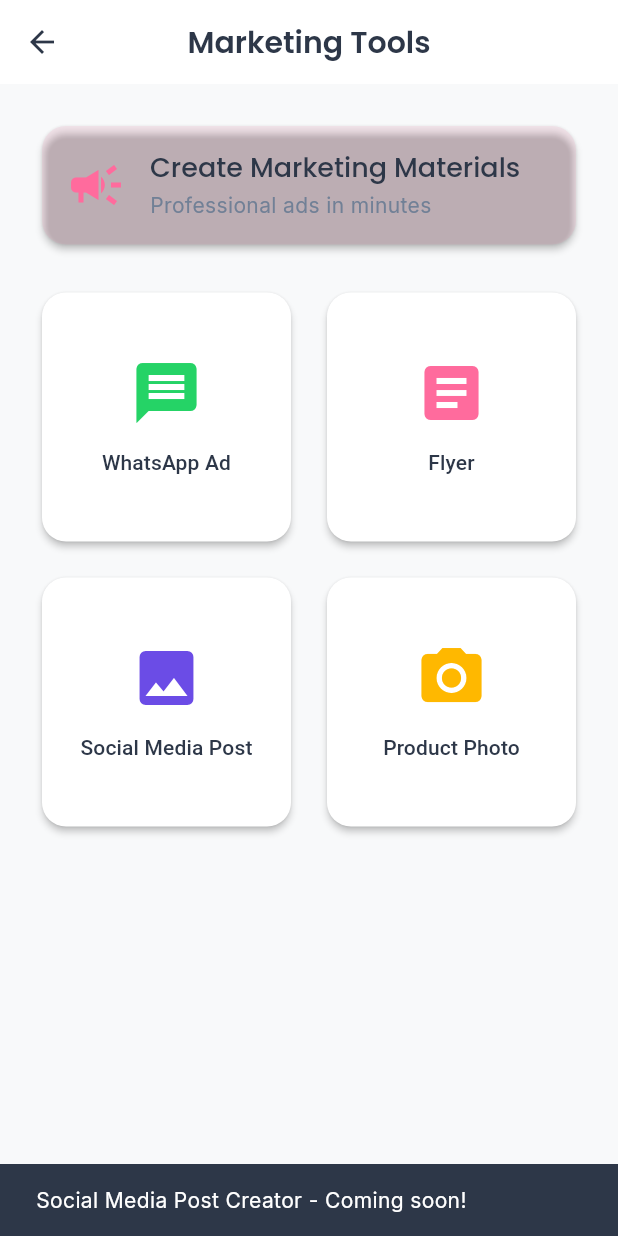
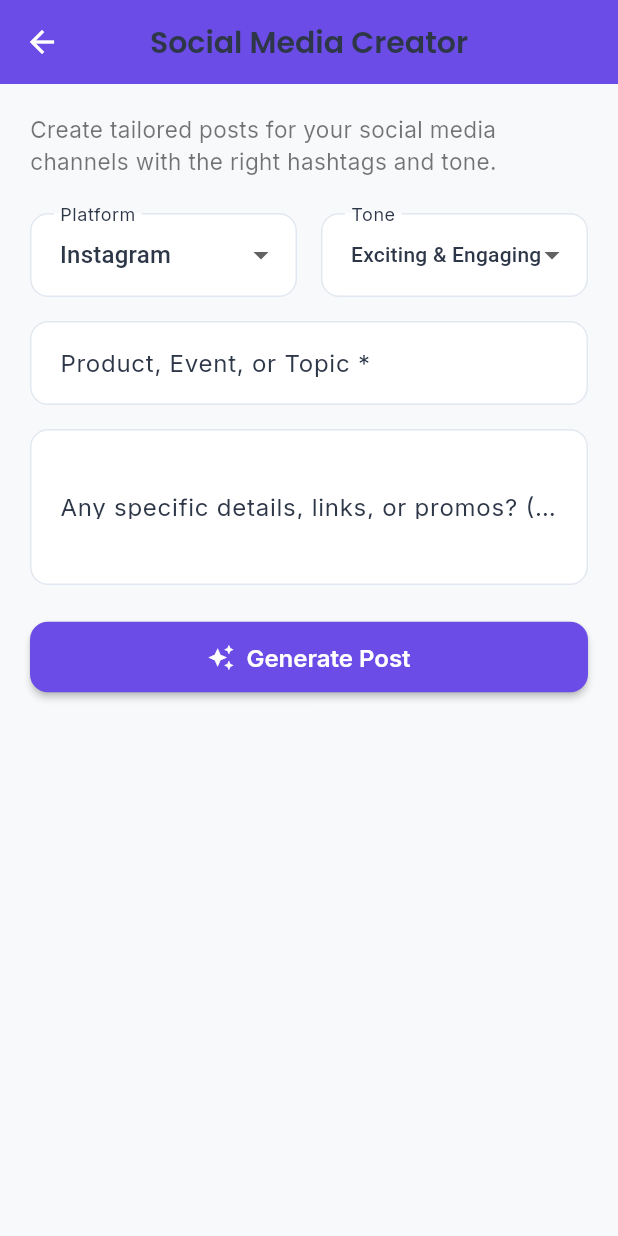
Before and after one commit to vibha1019/sakhi_app, a Flutter app: the MarketingGeneratorScreen screen opened by its route, after a tap on "Social Media Post", on a phone screen of 412 x 824 dp. Run offline on Flutter 3.47's test engine with Material 3 defaults, Android fonts, the phone set to English and light mode, and no system bars; our stand-ins replace cloud_firestore, firebase_auth, firebase_core, fl_chart, flutter_dotenv, google_fonts and 2 more; accounts and stored records are empty.

Commit message:
added a social media post generator to marketing page

```diff
--- a/lib/screens/marketing/marketing_generator_screen.dart
+++ b/lib/screens/marketing/marketing_generator_screen.dart
@@ -1,6 +1,7 @@
 import 'package:flutter/material.dart';
 import 'package:micromitra/screens/marketing/whatsapp_ad_generator_screen.dart';
 import 'package:micromitra/screens/marketing/flyer_generator_screen.dart'; // NEW IMPORT
+import 'package:micromitra/screens/marketing/social_media_post_screen.dart';
 
 class MarketingGeneratorScreen extends StatelessWidget {
   const MarketingGeneratorScreen({super.key});
@@ -89,13 +90,15 @@ class MarketingGeneratorScreen extends StatelessWidget {
                   icon: Icons.image,
                   color: const Color(0xFF6B4CE6),
                   onTap: () {
-                    ScaffoldMessenger.of(context).showSnackBar(
-                      const SnackBar(
-                          content:
-                              Text('Social Media Post Creator - Coming soon!')),
+                    // Navigate to the Social Media Creator
+                    Navigator.push(
+                      context,
+                      MaterialPageRoute(
+                          builder: (_) => const SocialMediaPostScreen()),
                     );
                   },
                 ),
+
                 _MarketingOption(
                   title: 'Product Photo',
                   icon: Icons.photo_camera,
--- /dev/null
+++ b/lib/screens/marketing/social_media_post_screen.dart
@@ -0,0 +1,219 @@
+import 'package:flutter/material.dart';
+import 'package:flutter/services.dart'; // For Clipboard
+import 'package:flutter_dotenv/flutter_dotenv.dart';
+import 'package:micromitra/services/marketing_ai_service.dart';
+
+class SocialMediaPostScreen extends StatefulWidget {
+  const SocialMediaPostScreen({super.key});
+
+  @override
+  State<SocialMediaPostScreen> createState() => _SocialMediaPostScreenState();
+}
+
+class _SocialMediaPostScreenState extends State<SocialMediaPostScreen> {
+  final TextEditingController topicController = TextEditingController();
+  final TextEditingController detailsController = TextEditingController();
+
+  String selectedPlatform = 'Instagram';
+  String selectedTone = 'Exciting & Engaging';
+
+  String? generatedPost;
+  bool isLoading = false;
+  MarketingAIService? aiService;
+
+  // The purple theme matching your Marketing Hub
+  final Color themeColor = const Color(0xFF6B4CE6);
+
+  final List<String> platforms = ['Instagram', 'Facebook', 'LinkedIn', 'X (Twitter)', 'TikTok'];
+  final List<String> tones = ['Exciting & Engaging', 'Professional', 'Humorous', 'Informational', 'Urgent / Sales'];
+
+  @override
+  void initState() {
+    super.initState();
+    final apiKey = dotenv.env['GEMINI_API_KEY'];
+    if (apiKey != null) {
+      aiService = MarketingAIService(apiKey);
+    }
+  }
+
+  void generatePost() async {
+    if (topicController.text.isEmpty) {
+      ScaffoldMessenger.of(context).showSnackBar(
+        const SnackBar(content: Text("Please enter a topic or product name")),
+      );
+      return;
+    }
+
+    setState(() {
+      isLoading = true;
+      generatedPost = null;
+    });
+
+    try {
+      final post = await aiService!.generateSocialMediaPost(
+        platform: selectedPlatform,
+        tone: selectedTone,
+        topic: topicController.text,
+        details: detailsController.text,
+      );
+
+      setState(() {
+        generatedPost = post;
+      });
+    } catch (e) {
+      setState(() {
+        generatedPost = "Error: $e";
+      });
+    } finally {
+      setState(() {
+        isLoading = false;
+      });
+    }
+  }
+
+  void _copyToClipboard() {
+    if (generatedPost != null) {
+      Clipboard.setData(ClipboardData(text: generatedPost!));
+      ScaffoldMessenger.of(context).showSnackBar(
+        SnackBar(
+          content: Text("Copied! Ready to paste into $selectedPlatform."),
+          backgroundColor: themeColor,
+        ),
+      );
+    }
+  }
+
+  @override
+  void dispose() {
+    topicController.dispose();
+    detailsController.dispose();
+    super.dispose();
+  }
+
+  @override
+  Widget build(BuildContext context) {
+    return Scaffold(
+      appBar: AppBar(
+        title: const Text("Social Media Creator"),
+        backgroundColor: themeColor,
+        foregroundColor: Colors.white,
+      ),
+      body: SingleChildScrollView(
+        padding: const EdgeInsets.all(20),
+        child: Column(
+          crossAxisAlignment: CrossAxisAlignment.stretch,
+          children: [
+            const Text(
+              "Create tailored posts for your social media channels with the right hashtags and tone.",
+              style: TextStyle(fontSize: 15, color: Colors.black54),
+            ),
+            const SizedBox(height: 24),
+
+            Row(
+              children: [
+                Expanded(
+                  child: DropdownButtonFormField<String>(
+                    value: selectedPlatform,
+                    decoration: const InputDecoration(labelText: "Platform", border: OutlineInputBorder()),
+                    items: platforms.map((String value) {
+                      return DropdownMenuItem<String>(value: value, child: Text(value));
+                    }).toList(),
+                    onChanged: (newValue) => setState(() => selectedPlatform = newValue!),
+                  ),
+                ),
+                const SizedBox(width: 16),
+                Expanded(
+                  child: DropdownButtonFormField<String>(
+                    value: selectedTone,
+                    decoration: const InputDecoration(labelText: "Tone", border: OutlineInputBorder()),
+                    items: tones.map((String value) {
+                      return DropdownMenuItem<String>(value: value, child: Text(value, style: const TextStyle(fontSize: 14)));
+                    }).toList(),
+                    onChanged: (newValue) => setState(() => selectedTone = newValue!),
+                  ),
+                ),
+              ],
+            ),
+            const SizedBox(height: 16),
+
+            TextField(
+              controller: topicController,
+              decoration: const InputDecoration(
+                labelText: "Product, Event, or Topic *",
+                border: OutlineInputBorder()
+              ),
+            ),
+            const SizedBox(height: 16),
+
+            TextField(
+              controller: detailsController,
+              maxLines: 3,
+              decoration: const InputDecoration(
+                labelText: "Any specific details, links, or promos? (Optional)",
+                border: OutlineInputBorder()
+              ),
+            ),
+            const SizedBox(height: 24),
+
+            ElevatedButton.icon(
+              onPressed: isLoading ? null : generatePost,
+              icon: const Icon(Icons.auto_awesome),
+              label: const Text("Generate Post"),
+              style: ElevatedButton.styleFrom(
+                backgroundColor: themeColor,
+                foregroundColor: Colors.white,
+                padding: const EdgeInsets.symmetric(vertical: 14),
+              ),
+            ),
+
+            if (isLoading)
+              const Center(child: Padding(padding: EdgeInsets.all(30), child: CircularProgressIndicator())),
+
+            if (generatedPost != null) ...[
+              const SizedBox(height: 32),
+              Row(
+                mainAxisAlignment: MainAxisAlignment.spaceBetween,
+                children: [
+                  const Text("Generated Post:", style: TextStyle(fontWeight: FontWeight.bold, fontSize: 18)),
+                  IconButton(
+                    icon: Icon(Icons.copy, color: themeColor),
+                    onPressed: _copyToClipboard,
+                    tooltip: "Copy to Clipboard",
+                  ),
+                ],
+              ),
+              const SizedBox(height: 8),
+              Card(
+                elevation: 3,
+                color: themeColor.withOpacity(0.05),
+                shape: RoundedRectangleBorder(
+                  side: BorderSide(color: themeColor.withOpacity(0.3), width: 1),
+                  borderRadius: BorderRadius.circular(12),
+                ),
+                child: Padding(
+                  padding: const EdgeInsets.all(16),
+                  child: Text(
+                    generatedPost!,
+                    style: const TextStyle(fontSize: 16, height: 1.5),
+                  ),
+                ),
+              ),
+              const SizedBox(height: 16),
+
+              ElevatedButton.icon(
+                onPressed: _copyToClipboard,
+                icon: const Icon(Icons.copy),
+                label: Text("Copy for $selectedPlatform"),
+                style: ElevatedButton.styleFrom(
+                  backgroundColor: themeColor,
+                  foregroundColor: Colors.white,
+                  padding: const EdgeInsets.symmetric(vertical: 14),
+                ),
+              ),
+            ],
+          ],
+        ),
+      ),
+    );
+  }
+}
--- a/lib/services/marketing_ai_service.dart
+++ b/lib/services/marketing_ai_service.dart
@@ -145,4 +145,81 @@ ${(specialOffer != null && specialOffer.isNotEmpty) ? specialOffer : "Ask us abo
 ${(contactInfo != null && contactInfo.isNotEmpty) ? contactInfo : "Visit us or call today!"}
     ''';
   }
+
+  // ==========================================
+  // SOCIAL MEDIA POST GENERATOR (NEW)
+  // ==========================================
+
+  Future<String> generateSocialMediaPost({
+    required String platform,
+    required String tone,
+    required String topic,
+    String? details,
+  }) async {
+    final url = Uri.parse(
+        'https://generativelanguage.googleapis.com/v1beta/models/gemini-1.5-flash:generateContent?key=$apiKey');
+
+    // Tailoring the length based on platform
+    String platformRules = "";
+    if (platform == 'X (Twitter)') {
+      platformRules = "Keep it under 280 characters. Use 1-2 trending hashtags.";
+    } else if (platform == 'LinkedIn') {
+      platformRules = "Format with line breaks. Keep it professional, insightful, and end with a question to drive engagement.";
+    } else if (platform == 'Instagram') {
+      platformRules = "Include engaging emojis. Add 5-10 relevant hashtags at the bottom.";
+    } else if (platform == 'TikTok') {
+      platformRules = "Write this as a short, punchy caption for a video. Include trending hashtags.";
+    }
+
+    final prompt = '''
+    Write a highly engaging social media post for $platform.
+
+    Topic: $topic
+    Tone: $tone
+    ${details != null && details.isNotEmpty ? 'Additional Details: $details' : ''}
+
+    Rules:
+    $platformRules
+    Make sure it grabs attention in the first line!
+    ''';
+
+    try {
+      final response = await http.post(
+        url,
+        headers: {'Content-Type': 'application/json'},
+        body: jsonEncode({
+          "contents": [
+            {
+              "parts": [
+                {"text": prompt}
+              ]
+            }
+          ]
+        }),
+      );
+
+      if (response.statusCode == 200) {
+        final data = jsonDecode(response.body);
+        return data['candidates'][0]['content']['parts'][0]['text'];
+      } else {
+        print("AI Quota hit or error for Social Media. Using Smart Fallback.");
+        return _generateSocialMediaSmartFallback(platform, topic, details);
+      }
+    } catch (e) {
+      return _generateSocialMediaSmartFallback(platform, topic, details);
+    }
+  }
+
+  // Smart fallback for Social Media generator
+  String _generateSocialMediaSmartFallback(String platform, String topic, String? details) {
+    return '''
+Check out our latest update about $topic! 🎉
+
+${details != null && details.isNotEmpty ? details : "We are so excited to share this with you all. Let us know what you think below!"}
+
+Drop a comment or DM us if you have any questions! 👇
+
+#$topic #BusinessUpdate #${platform.replaceAll(' ', '')} #Marketing
+    ''';
+  }
 }
```
Also changed, not shown: pubspec.lock.
